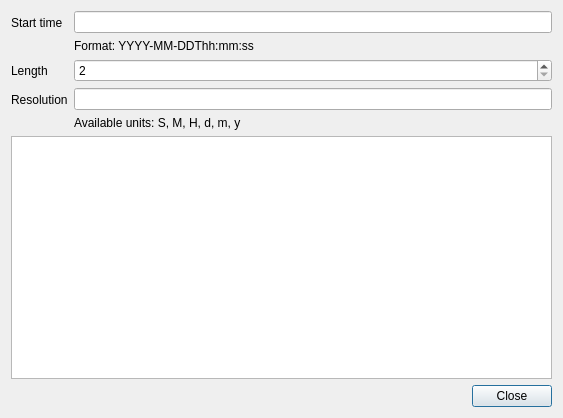
This is spinetoolbox/ui/fixed_step_time_series_editor.ui in spine-tools/Spine-Toolbox as Qt 5 draws it before an edit. The edited form follows.
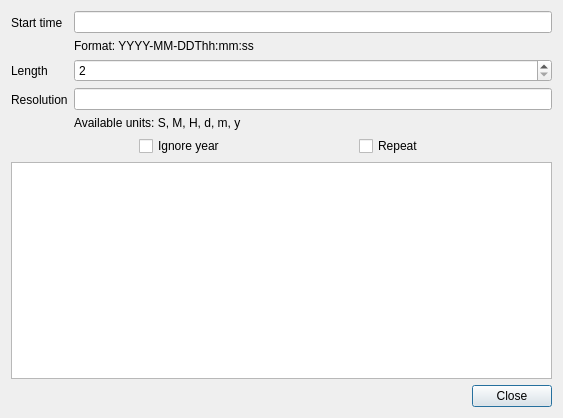
This is the edited form.

Commit message: Various updates to time series editors. Re #296

Patch:
```diff
--- a/spinetoolbox/ui/fixed_step_time_series_editor.ui
+++ b/spinetoolbox/ui/fixed_step_time_series_editor.ui
@@ -87,6 +87,63 @@
          </item>
         </layout>
        </item>
+       <item>
+        <layout class="QHBoxLayout" name="horizontalLayout_2">
+         <item>
+          <spacer name="horizontalSpacer_2">
+           <property name="orientation">
+            <enum>Qt::Horizontal</enum>
+           </property>
+           <property name="sizeHint" stdset="0">
+            <size>
+             <width>40</width>
+             <height>20</height>
+            </size>
+           </property>
+          </spacer>
+         </item>
+         <item>
+          <widget class="QCheckBox" name="ignore_year_check_box">
+           <property name="text">
+            <string>Ignore year</string>
+           </property>
+          </widget>
+         </item>
+         <item>
+          <spacer name="horizontalSpacer_4">
+           <property name="orientation">
+            <enum>Qt::Horizontal</enum>
+           </property>
+           <property name="sizeHint" stdset="0">
+            <size>
+             <width>40</width>
+             <height>20</height>
+            </size>
+           </property>
+          </spacer>
+         </item>
+         <item>
+          <widget class="QCheckBox" name="repeat_check_box">
+           <property name="text">
+            <string>Repeat</string>
+           </property>
+          </widget>
+         </item>
+         <item>
+          <spacer name="horizontalSpacer_3">
+           <property name="orientation">
+            <enum>Qt::Horizontal</enum>
+           </property>
+           <property name="sizeHint" stdset="0">
+            <size>
+             <width>40</width>
+             <height>20</height>
+            </size>
+           </property>
+          </spacer>
+         </item>
+        </layout>
+       </item>
        <item>
         <widget class="QTableView" name="time_series_table"/>
        </item>
```
The commit also changes 6 other files.
